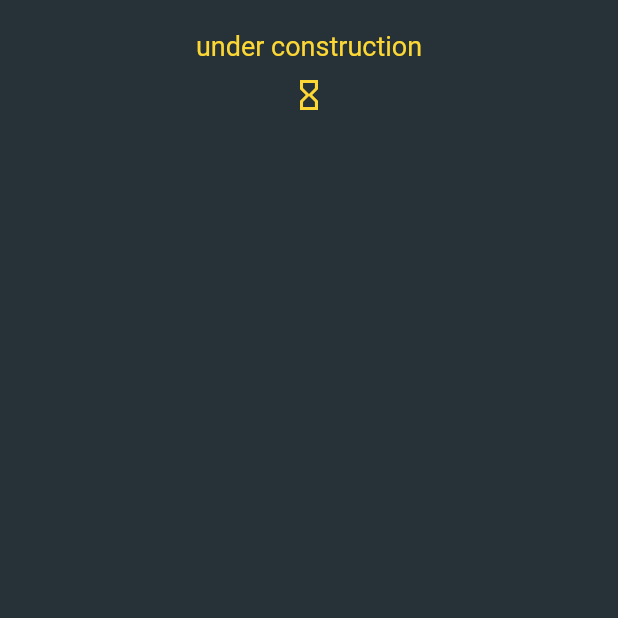
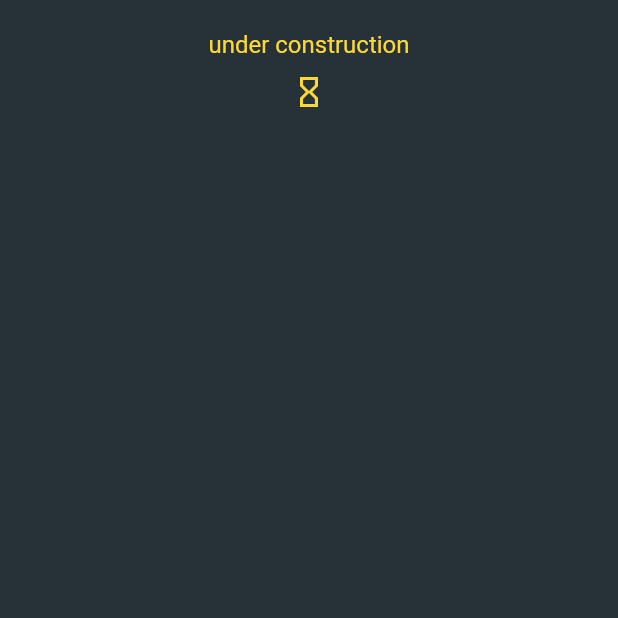
Before and after one commit to andreasgarvik/portfolio, a Flutter app: the screen it shows after launch, on a phone screen of 412 x 824 dp, the top half of it. Run offline on Flutter 3.47's test engine with Material 2 defaults, Android fonts, the light colour scheme and no system bars.

Commit message:
Moving to flutter :sparkles:

```diff
--- a/lib/src/app.dart
+++ b/lib/src/app.dart
@@ -13,7 +13,7 @@ class App extends StatelessWidget {
                 margin: EdgeInsets.only(top: 20),
                 child: Text(
                   'under construction',
-                  style: TextStyle(color: Colors.yellow[600], fontSize: 18),
+                  style: TextStyle(color: Colors.yellow[600], fontSize: 16),
                 ),
               ),
               Container(
```
